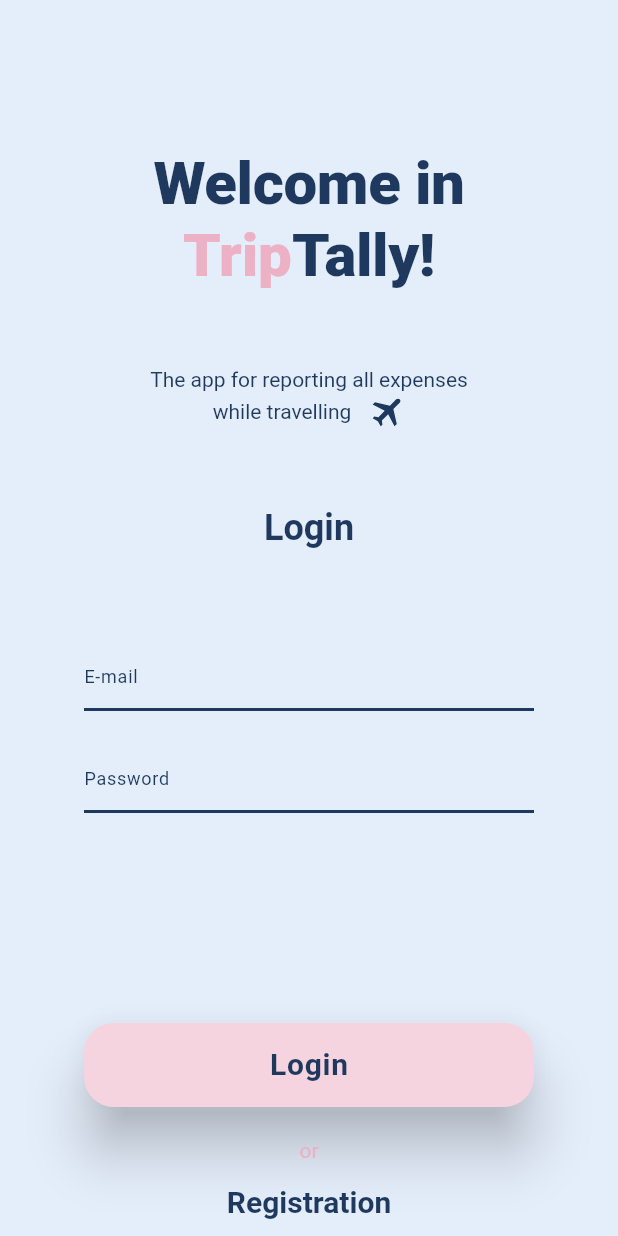
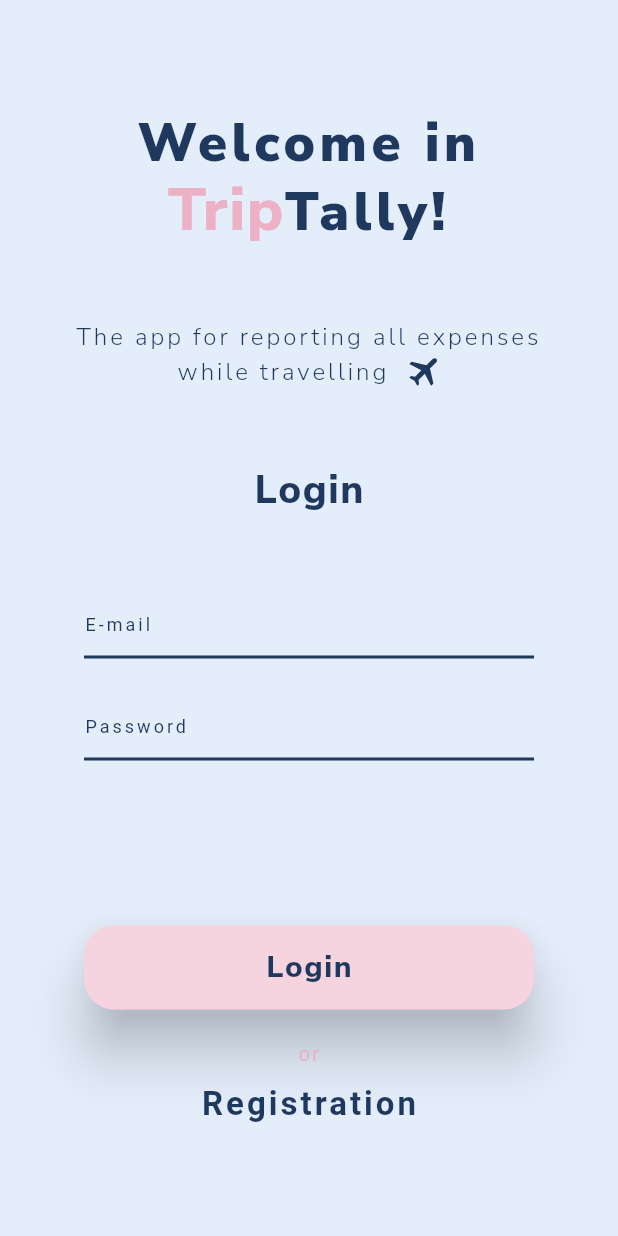
Before and after one commit to AleksandraSusel/TripTally, a Flutter app: the screen it shows after launch, on a phone screen of 412 x 824 dp. Run offline on Flutter 3.47's test engine with Material 3 defaults, Android fonts, the phone set to English and light mode, and no system bars; our stand-ins replace auto_route, dartz, dio, equatable, flutter_bloc, flutter_svg and 6 more; generated files the repository leaves out were written again.

Commit message:
feat: changed fonts source, and small changes in ThemeManager

```diff
--- a/lib/presentation/pages/login_page/login_page.dart
+++ b/lib/presentation/pages/login_page/login_page.dart
@@ -18,7 +18,7 @@ class LoginPage extends StatelessWidget {
       body: Center(
         child: Column(
           children: [
-            const SizedBox(height: AppDimensions.d100),
+            const SizedBox(height: AppDimensions.d76),
             const WelcomeText(),
             const SizedBox(height: AppDimensions.d50),
             const WelcomeSubtitle(),
@@ -27,20 +27,20 @@ class LoginPage extends StatelessWidget {
               context.tr.login,
               style: context.tht.displayMedium,
             ),
-            const SizedBox(height: AppDimensions.d50),
+            const SizedBox(height: AppDimensions.d40),
             CustomTextField(
               hintText: context.tr.email,
             ),
             CustomTextField(
               hintText: context.tr.password,
             ),
-            const SizedBox(height: AppDimensions.d130),
+            const SizedBox(height: AppDimensions.d100),
             CustomFloatingActionButton(
               text: context.tr.login,
               onPressed: () {},
             ),
             Padding(
-              padding: const EdgeInsets.only(top: 20.0),
+              padding: const EdgeInsets.only(top: AppDimensions.d20),
               child: Text(
                 'or',
                 style: context.tht.headlineSmall,
--- a/lib/presentation/theme/theme_manager.dart
+++ b/lib/presentation/theme/theme_manager.dart
@@ -1,4 +1,5 @@
 import 'package:flutter/material.dart';
+import 'package:google_fonts/google_fonts.dart';
 import 'package:injectable/injectable.dart';
 import 'package:trip_tally/presentation/theme/app_dimensions.dart';
 
@@ -10,15 +11,55 @@ class ThemeManager {
     brightness: Brightness.light,
     scaffoldBackgroundColor: AppColors.linkWater,
     primaryColor: AppColors.cello,
-    textTheme: const TextTheme(
-      displayLarge: TextStyle(fontSize: AppDimensions.d40, color: AppColors.cello, fontWeight: FontWeight.w800),
-      displayMedium: TextStyle(fontSize: AppDimensions.d24, color: AppColors.cello, fontWeight: FontWeight.w700),
-      displaySmall: TextStyle(fontSize: AppDimensions.d14, color: AppColors.cello, fontWeight: FontWeight.w400),
-      labelSmall: TextStyle(fontSize: AppDimensions.d12, color: AppColors.cello, fontWeight: FontWeight.w400),
-      labelMedium: TextStyle(fontSize: AppDimensions.d20, color: AppColors.cello, fontWeight: FontWeight.w700),
-      headlineLarge: TextStyle(fontSize: AppDimensions.d40, color: AppColors.kobi, fontWeight: FontWeight.w800),
-      headlineMedium: TextStyle(fontSize: AppDimensions.d24, color: AppColors.kobi, fontWeight: FontWeight.w700),
-      headlineSmall: TextStyle(fontSize: AppDimensions.d14, color: AppColors.kobi, fontWeight: FontWeight.w400),
+    textTheme: TextTheme(
+      displayLarge: GoogleFonts.nunitoSans(
+        fontSize: AppDimensions.d35,
+        color: AppColors.cello,
+        fontWeight: FontWeight.w900,
+        letterSpacing: 3,
+      ),
+      displayMedium: GoogleFonts.nunitoSans(
+        fontSize: AppDimensions.d26,
+        color: AppColors.cello,
+        fontWeight: FontWeight.w800,
+        letterSpacing: 1.05,
+      ),
+      displaySmall: GoogleFonts.nunitoSans(
+        fontSize: AppDimensions.d16,
+        color: AppColors.cello,
+        fontWeight: FontWeight.w300,
+        letterSpacing: 2,
+      ),
+      labelSmall: GoogleFonts.nunitoSans(
+        fontSize: AppDimensions.d12,
+        color: AppColors.cello,
+        fontWeight: FontWeight.w400,
+        letterSpacing: 2,
+      ),
+      labelMedium: GoogleFonts.nunitoSans(
+        fontSize: AppDimensions.d20,
+        color: AppColors.cello,
+        fontWeight: FontWeight.w800,
+        letterSpacing: 1.05,
+      ),
+      headlineLarge: GoogleFonts.nunitoSans(
+        fontSize: AppDimensions.d40,
+        color: AppColors.kobi,
+        fontWeight: FontWeight.w800,
+        letterSpacing: 1.05,
+      ),
+      headlineMedium: GoogleFonts.nunitoSans(
+        fontSize: AppDimensions.d24,
+        color: AppColors.kobi,
+        fontWeight: FontWeight.w700,
+        letterSpacing: 1.05,
+      ),
+      headlineSmall: GoogleFonts.nunitoSans(
+        fontSize: AppDimensions.d14,
+        color: AppColors.kobi,
+        fontWeight: FontWeight.w400,
+        letterSpacing: 1.05,
+      ),
     ),
     inputDecorationTheme: const InputDecorationTheme(
       enabledBorder: UnderlineInputBorder(
@@ -33,15 +74,25 @@ class ThemeManager {
         fontWeight: FontWeight.w400,
       ),
       hintStyle: TextStyle(
+        fontFamily: 'nunito',
         fontSize: AppDimensions.d12,
         color: AppColors.cello,
         fontWeight: FontWeight.w400,
+        letterSpacing: 2,
       ),
     ),
     textButtonTheme: TextButtonThemeData(
-      style: TextButton.styleFrom(
-        foregroundColor: AppColors.cello,
-        textStyle: const TextStyle(fontSize: AppDimensions.d20, color: AppColors.cello, fontWeight: FontWeight.w700),
+      style: ButtonStyle(
+        backgroundColor: MaterialStateProperty.all<Color>(Colors.transparent),
+        foregroundColor: MaterialStateProperty.all<Color>(AppColors.cello),
+        textStyle: MaterialStateProperty.all<TextStyle>(
+          const TextStyle(
+            fontSize: AppDimensions.d22,
+            fontWeight: FontWeight.w700,
+            fontFamily: 'nunito',
+            letterSpacing: 2,
+          ),
+        ),
       ),
     ),
     floatingActionButtonTheme: const FloatingActionButtonThemeData(
```
Also changed, not shown: lib/presentation/utils/enums/string_extensions.dart (added, +15 -0 lines), pubspec.yaml (+2 -14 lines), lib/presentation/assets/fonts/NunitoSans_10pt-ExtraBold.ttf (deleted), lib/presentation/assets/fonts/NunitoSans_10pt_Expanded-ExtraBold.ttf (deleted), lib/presentation/assets/fonts/NunitoSans_10pt_Expanded-Light.ttf (deleted), lib/presentation/assets/fonts/NunitoSans_10pt_Expanded-Regular.ttf (deleted), lib/presentation/assets/fonts/NunitoSans_10pt_Expanded-SemiBold.ttf (deleted), pubspec.lock, 6 other files.
